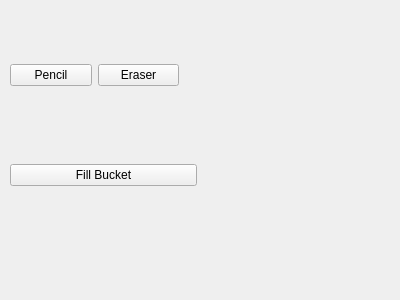
First picture: the form in ui/toolpane.ui, repository University-of-Utah-CS3505/a5-sprite-editor-f25-leomartinez47, before the edit.
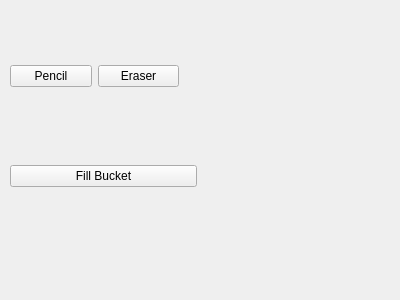
Second picture: the form after the edit.

Commit message: Can switch tools, but button highlighting doesn't work

Patch:
```diff
--- a/ui/toolpane.ui
+++ b/ui/toolpane.ui
@@ -19,7 +19,7 @@
      <x>10</x>
      <y>60</y>
      <width>169</width>
-     <height>31</height>
+     <height>32</height>
     </rect>
    </property>
    <layout class="QHBoxLayout" name="horizontalLayout">
@@ -45,7 +45,7 @@
      <x>10</x>
      <y>160</y>
      <width>187</width>
-     <height>31</height>
+     <height>32</height>
     </rect>
    </property>
    <layout class="QHBoxLayout" name="horizontalLayout_2">
```
Left out of the diff: 9 changed lines with no effect on the pictures. The commit also changes 7 other files.
